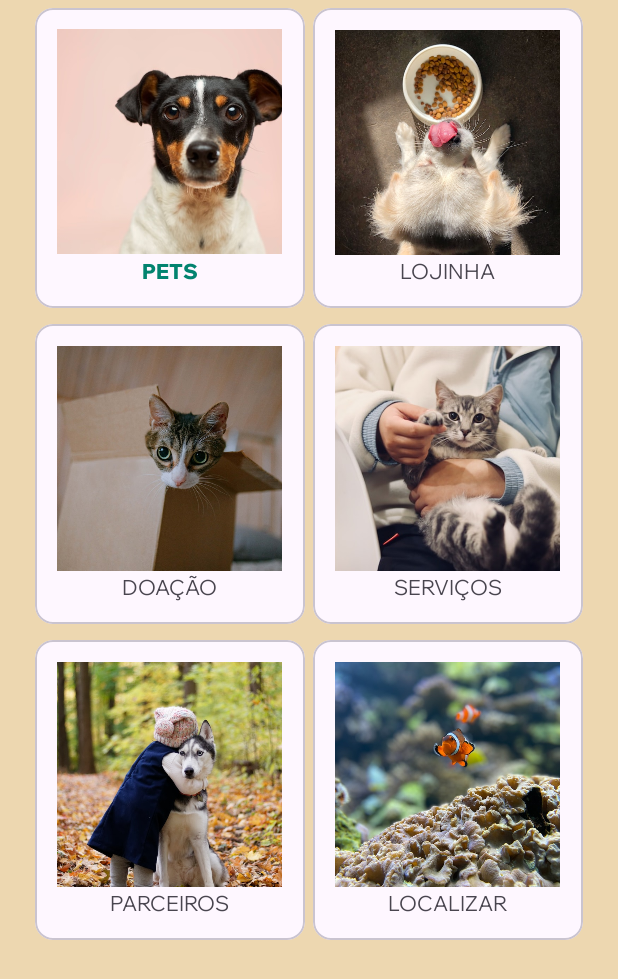
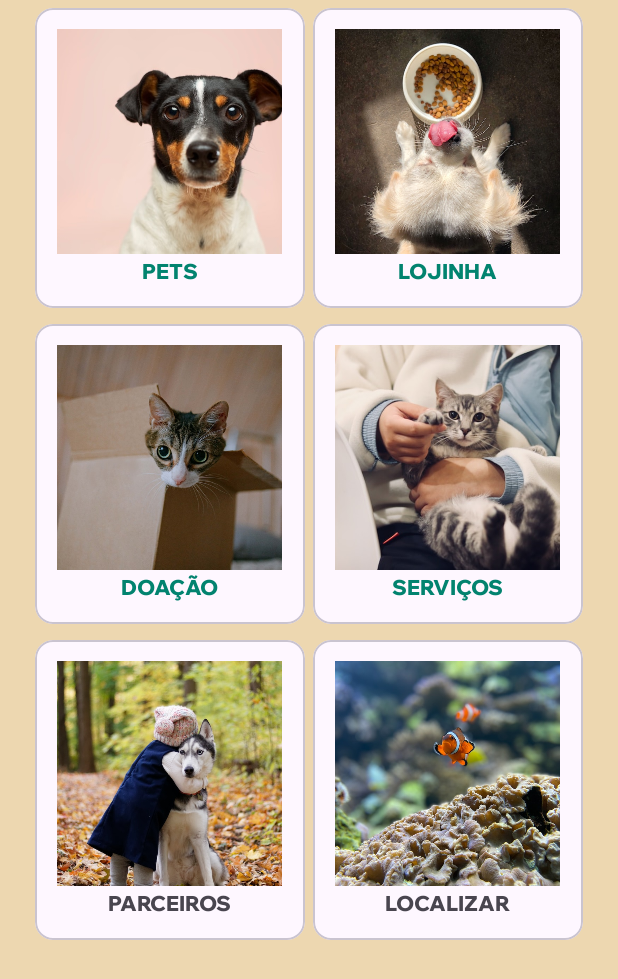
Before and after one commit to dvctrl/Adota-petz, an Android app: the MenuActivity screen opened directly, with no data from a screen before it, on a phone screen of 412 x 824 dp. Shown: the top 979 px of the screen. Run offline under Robolectric (Android 15) with nearby library versions, the phone set to English and light mode, and no system bars.

Commit message:
menu activity

```diff
--- a/app/src/main/java/br/com/etecia/myapp/MenuActivity.java
+++ b/app/src/main/java/br/com/etecia/myapp/MenuActivity.java
@@ -3,12 +3,31 @@ package br.com.etecia.myapp;
 import androidx.appcompat.app.AppCompatActivity;
 
 import android.os.Bundle;
+import android.view.View;
 
-public class MenuActivity extends AppCompatActivity {
+import com.google.android.material.card.MaterialCardView;
+
+public class MenuActivity extends AppCompatActivity implements View.OnClickListener {
+
+    MaterialCardView MenuPets, MenuLoja, MenuDoacao, MenuServicos,MenuParceiros, MenuLocalizar;
 
     @Override
     protected void onCreate(Bundle savedInstanceState) {
         super.onCreate(savedInstanceState);
         setContentView(R.layout.layout_menu);
+
+        MenuPets = findViewById(R.id.MenuPets);
+        MenuLoja = findViewById(R.id.MenuLoja);
+        MenuDoacao= findViewById(R.id.MenuDoacao);
+        MenuServicos = findViewById(R.id.MenuServicos);
+        MenuParceiros = findViewById(R.id.MenuParceiros);
+        MenuLocalizar = findViewById(R.id.MenuLocalizar);
+
+
+    }
+
+    @Override
+    public void onClick(View v) {
+
     }
 }
--- a/app/src/main/res/layout/layout_menu.xml
+++ b/app/src/main/res/layout/layout_menu.xml
@@ -16,7 +16,7 @@
         android:orientation="horizontal">
 
         <com.google.android.material.card.MaterialCardView
-            android:id="@+id/idCard1"
+            android:id="@+id/MenuPets"
             android:layout_width="180dp"
             android:layout_height="200dp"
             android:layout_marginEnd="5dp"
@@ -69,8 +69,9 @@
                     android:layout_width="wrap_content"
                     android:layout_height="wrap_content"
                     android:layout_gravity="center"
-                    android:fontFamily="@font/wixmadefordisplaymedium"
+                    android:fontFamily="@font/wixmadefordisplayextrabold"
                     android:text="Lojinha"
+                    android:textColor="@color/teal_200"
                     android:textAllCaps="true" />
 
             </LinearLayout>
@@ -108,8 +109,9 @@
                     android:layout_width="wrap_content"
                     android:layout_height="wrap_content"
                     android:layout_gravity="center"
-                    android:fontFamily="@font/wixmadefordisplaymedium"
+                    android:fontFamily="@font/wixmadefordisplayextrabold"
                     android:text="Doação"
+                    android:textColor="@color/teal_200"
                     android:textAllCaps="true" />
 
             </LinearLayout>
@@ -138,8 +140,9 @@
                     android:layout_width="wrap_content"
                     android:layout_height="wrap_content"
                     android:layout_gravity="center"
-                    android:fontFamily="@font/wixmadefordisplaymedium"
+                    android:fontFamily="@font/wixmadefordisplayextrabold"
                     android:text="Serviços"
+                    android:textColor="@color/teal_200"
                     android:textAllCaps="true" />
 
             </LinearLayout>
@@ -177,7 +180,7 @@
                     android:layout_width="wrap_content"
                     android:layout_height="wrap_content"
                     android:layout_gravity="center"
-                    android:fontFamily="@font/wixmadefordisplaymedium"
+                    android:fontFamily="@font/wixmadefordisplayextrabold"
                     android:text="Parceiros"
                     android:textAllCaps="true" />
 
@@ -186,7 +189,7 @@
         </com.google.android.material.card.MaterialCardView>
 
         <com.google.android.material.card.MaterialCardView
-            android:id="@+id/idCard4"
+            android:id="@+id/MenuLocalizar"
             android:layout_width="180dp"
             android:layout_height="200dp"
             android:clickable="true">
@@ -207,7 +210,7 @@
                     android:layout_width="wrap_content"
                     android:layout_height="wrap_content"
                     android:layout_gravity="center"
-                    android:fontFamily="@font/wixmadefordisplaymedium"
+                    android:fontFamily="@font/wixmadefordisplayextrabold"
                     android:text="Localizar"
                     android:textAllCaps="true" />
 
```
